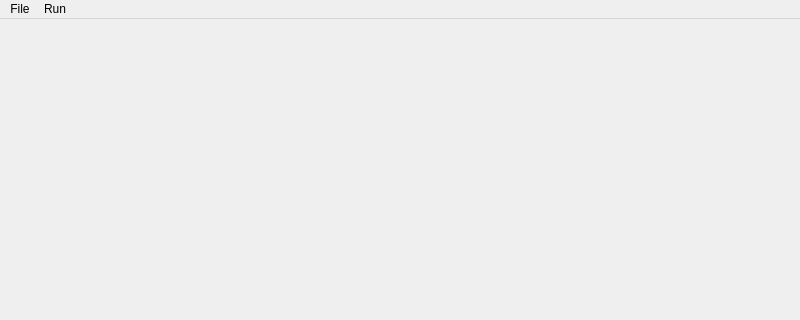
Above: mainwindow.ui from xtfllbl/flowGUI before the change; both pictures show x 0 to 800 and y 0 to 320 of the 800 by 600 pixel window. Below: the same form after it.
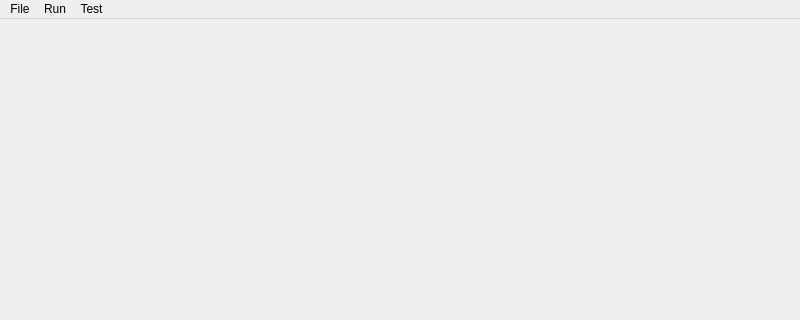
That is the form after the change.

Patch:
```diff
--- a/mainwindow.ui
+++ b/mainwindow.ui
@@ -35,8 +35,16 @@
     </property>
     <addaction name="actionExcute"/>
    </widget>
+   <widget class="QMenu" name="menuTest">
+    <property name="title">
+     <string>Test</string>
+    </property>
+    <addaction name="actionExpand"/>
+    <addaction name="actionMini"/>
+   </widget>
    <addaction name="menuFile"/>
    <addaction name="menuExcute"/>
+   <addaction name="menuTest"/>
   </widget>
   <widget class="QStatusBar" name="statusbar"/>
   <action name="actionExit">
```
Left out of the diff: 12 changed lines with no effect on the pictures.
